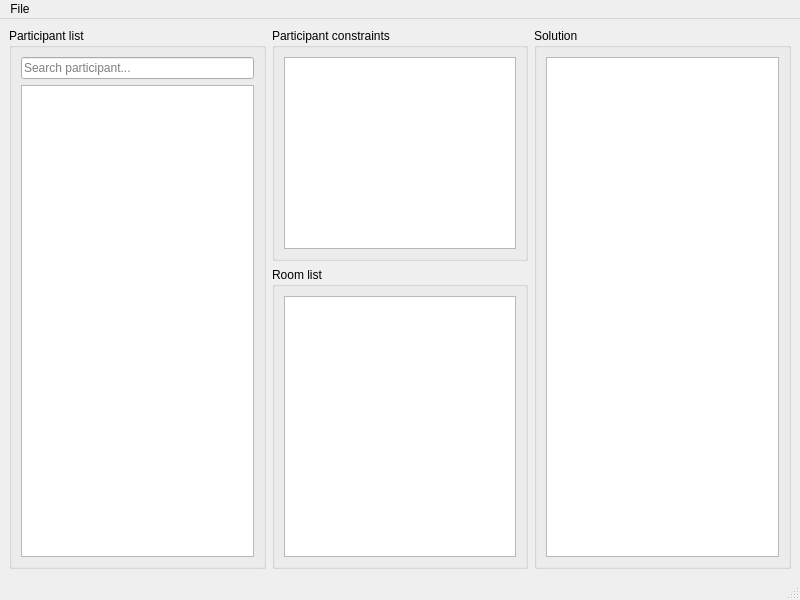
dolejska-daniel/room-csp-solver, file ui/main_window.ui: the form before one commit.
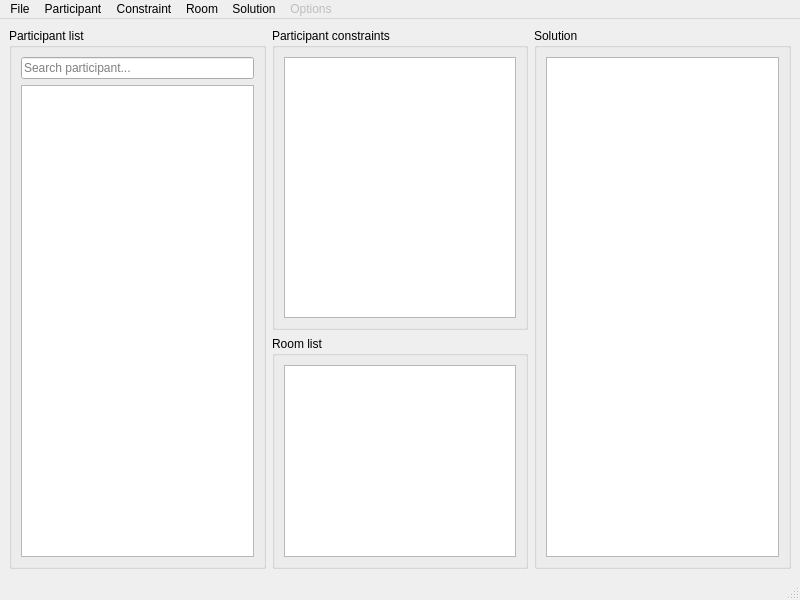
The form after the commit.

Commit message: Made room table editable, connected action triggers, updated UI

What changed in the file:
```diff
--- a/ui/main_window.ui
+++ b/ui/main_window.ui
@@ -66,7 +66,7 @@
              <property name="sizePolicy">
               <sizepolicy hsizetype="Preferred" vsizetype="Preferred">
                <horstretch>0</horstretch>
-               <verstretch>0</verstretch>
+               <verstretch>1</verstretch>
               </sizepolicy>
              </property>
             </widget>
@@ -85,7 +85,7 @@
              <property name="sizePolicy">
               <sizepolicy hsizetype="Preferred" vsizetype="Preferred">
                <horstretch>0</horstretch>
-               <verstretch>1</verstretch>
+               <verstretch>0</verstretch>
               </sizepolicy>
              </property>
             </widget>
@@ -146,7 +146,57 @@
     <addaction name="separator"/>
     <addaction name="actionExit"/>
    </widget>
+   <widget class="QMenu" name="menuParticipant">
+    <property name="title">
+     <string>Participant</string>
+    </property>
+    <addaction name="actionCreateParticipant"/>
+    <addaction name="separator"/>
+    <addaction name="actionDeleteParticipant"/>
+   </widget>
+   <widget class="QMenu" name="menuConstraint">
+    <property name="sizePolicy">
+     <sizepolicy hsizetype="Preferred" vsizetype="Preferred">
+      <horstretch>0</horstretch>
+      <verstretch>0</verstretch>
+     </sizepolicy>
+    </property>
+    <property name="title">
+     <string>Constraint</string>
+    </property>
+    <addaction name="actionCreateConstraintFromSelection"/>
+    <addaction name="separator"/>
+    <addaction name="actionDeleteConstraint"/>
+   </widget>
+   <widget class="QMenu" name="menuRoom">
+    <property name="title">
+     <string>Room</string>
+    </property>
+    <addaction name="actionCreateRoom"/>
+    <addaction name="separator"/>
+    <addaction name="actionDeleteRoom"/>
+   </widget>
+   <widget class="QMenu" name="menuSolution">
+    <property name="title">
+     <string>Solution</string>
+    </property>
+    <addaction name="actionSolve"/>
+   </widget>
+   <widget class="QMenu" name="menuOptions">
+    <property name="enabled">
+     <bool>false</bool>
+    </property>
+    <property name="title">
+     <string>Options</string>
+    </property>
+    <addaction name="actionAbout"/>
+   </widget>
    <addaction name="menuFile"/>
+   <addaction name="menuParticipant"/>
+   <addaction name="menuConstraint"/>
+   <addaction name="menuRoom"/>
+   <addaction name="menuSolution"/>
+   <addaction name="menuOptions"/>
   </widget>
   <widget class="QStatusBar" name="statusbar"/>
   <action name="actionLoad_Rooms">
```
Left out of the diff: 107 changed lines with no effect on the pictures. The commit also changes 3 other files.
